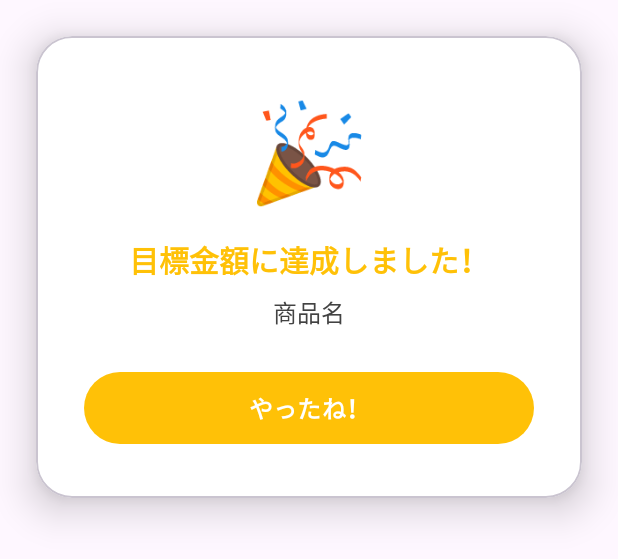
After one commit to aia178/2ykojin, an Android app: the layout dialog_achievement.xml on its own in the app's theme, with its tools: preview values and no code run, on a phone screen of 412 x 824 dp. The commit adds this screen. Shown: the top 559 px of the screen. Run offline under Robolectric (Android 15) with nearby library versions, the phone set to English and light mode, and no system bars.

Commit message:
no message

```diff
--- a/IotChokinApp/app/src/main/java/ecccomp/s2240195/iotchokinapp/MainActivity.kt
+++ b/IotChokinApp/app/src/main/java/ecccomp/s2240195/iotchokinapp/MainActivity.kt
@@ -20,6 +20,7 @@ import android.widget.ImageButton
 import com.google.firebase.firestore.FirebaseFirestore
 import com.google.firebase.firestore.ListenerRegistration
 import coil.load
+import com.google.firebase.Timestamp
 import java.time.temporal.TemporalAmount
 
 class MainActivity : AppCompatActivity() {
@@ -66,12 +67,14 @@ class MainActivity : AppCompatActivity() {
         allGoalsListener?.remove()
     }
 
-    @SuppressLint("SetTextI18n")
+    @SuppressLint("SetTextI18n", "DefaultLocale")
     private fun loadUserData() {
         selectedGoalListener = firestore.collection("goals")
             .whereEqualTo("selected", true)
             .whereEqualTo("active", true)
             .addSnapshotListener { snapshots, error ->
+
+
                 if (error != null) {
                     Toast.makeText(this, "読み込み失敗: ${error.message}", Toast.LENGTH_SHORT).show()
                     return@addSnapshotListener
@@ -83,10 +86,29 @@ class MainActivity : AppCompatActivity() {
                 }
 
                 val document = snapshots.documents[0]
+                val goalId = document.id
                 val itemName = document.getString("itemName") ?: ""
                 val imageUrl = document.getString("imageUrl") ?: ""
                 val targetAmountValue = document.getLong("targetAmount")?.toInt() ?: 0
                 val currentAmountValue = document.getLong("currentAmount")?.toInt() ?: 0
+                val achievedAt = document.getTimestamp("achievedAt")
+
+                // 達成してるか確認
+                // 達成してるか確認
+                if (currentAmountValue >= targetAmountValue && achievedAt == null) {
+                    // Firestore更新
+                    firestore.collection("goals")
+                        .document(goalId)
+                        .update("achievedAt", Timestamp.now())  // ← com.google.firebase. は不要
+                        .addOnSuccessListener {
+                            Toast.makeText(this, "目標達成おめでとうございます！", Toast.LENGTH_LONG).show()
+                            // TODO: 後で達成ダイアログに変更
+                            // showAchievementDialog(goalId, itemName, targetAmountValue)
+                        }
+                        .addOnFailureListener { e ->
+                            Toast.makeText(this, "更新失敗: ${e.message}", Toast.LENGTH_SHORT).show()
+                        }
+                }
 
                 val remaining = targetAmountValue - currentAmountValue
                 val remainingText = if (remaining > 0) {
--- /dev/null
+++ b/IotChokinApp/app/src/main/res/layout/dialog_achievement.xml
@@ -0,0 +1,60 @@
+<?xml version="1.0" encoding="utf-8"?>
+<com.google.android.material.card.MaterialCardView
+    xmlns:android="http://schemas.android.com/apk/res/android"
+    xmlns:app="http://schemas.android.com/apk/res-auto"
+    android:layout_width="match_parent"
+    android:layout_height="wrap_content"
+    app:cardCornerRadius="24dp"
+    app:cardElevation="16dp"
+    android:layout_margin="24dp"
+    app:cardBackgroundColor="#FFFFFF">
+
+    <LinearLayout
+        android:layout_width="match_parent"
+        android:layout_height="wrap_content"
+        android:orientation="vertical"
+        android:gravity="center"
+        android:padding="32dp">
+
+        <!-- お祝いアイコン -->
+        <TextView
+            android:layout_width="wrap_content"
+            android:layout_height="wrap_content"
+            android:text="🎉"
+            android:textSize="64sp"
+            android:layout_marginBottom="16dp"/>
+
+        <!-- 達成メッセージ -->
+        <TextView
+            android:id="@+id/tvAchievementMessage"
+            android:layout_width="wrap_content"
+            android:layout_height="wrap_content"
+            android:text="目標金額に達成しました！"
+            android:textColor="#FFC107"
+            android:textSize="20sp"
+            android:textStyle="bold"
+            android:layout_marginBottom="8dp"/>
+
+        <!-- 達成した目標名 -->
+        <TextView
+            android:id="@+id/tvAchievedGoalName"
+            android:layout_width="wrap_content"
+            android:layout_height="wrap_content"
+            android:text="商品名"
+            android:textColor="#424242"
+            android:textSize="16sp"
+            android:layout_marginBottom="24dp"/>
+
+        <!-- OKボタン -->
+        <com.google.android.material.button.MaterialButton
+            android:id="@+id/btnAchievementOK"
+            android:layout_width="match_parent"
+            android:layout_height="56dp"
+            android:text="やったね！"
+            app:backgroundTint="#FFC107"
+            android:textColor="#FFFFFF"
+            app:cornerRadius="28dp"
+            android:textSize="16sp"
+            android:textStyle="bold"/>
+    </LinearLayout>
+</com.google.android.material.card.MaterialCardView>
```
